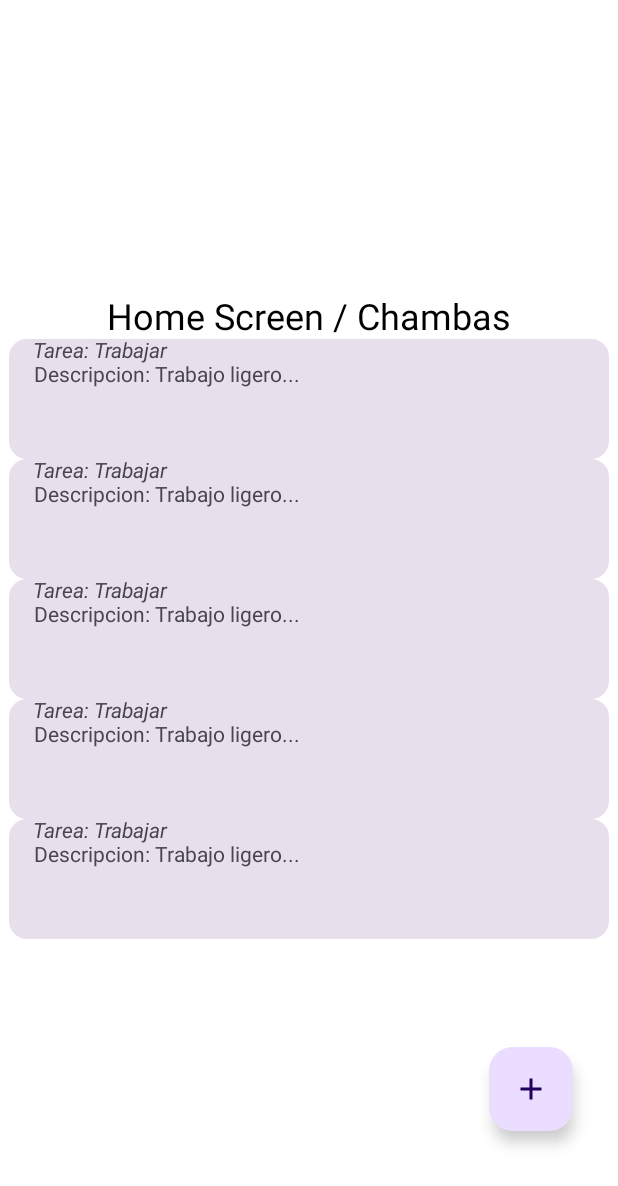
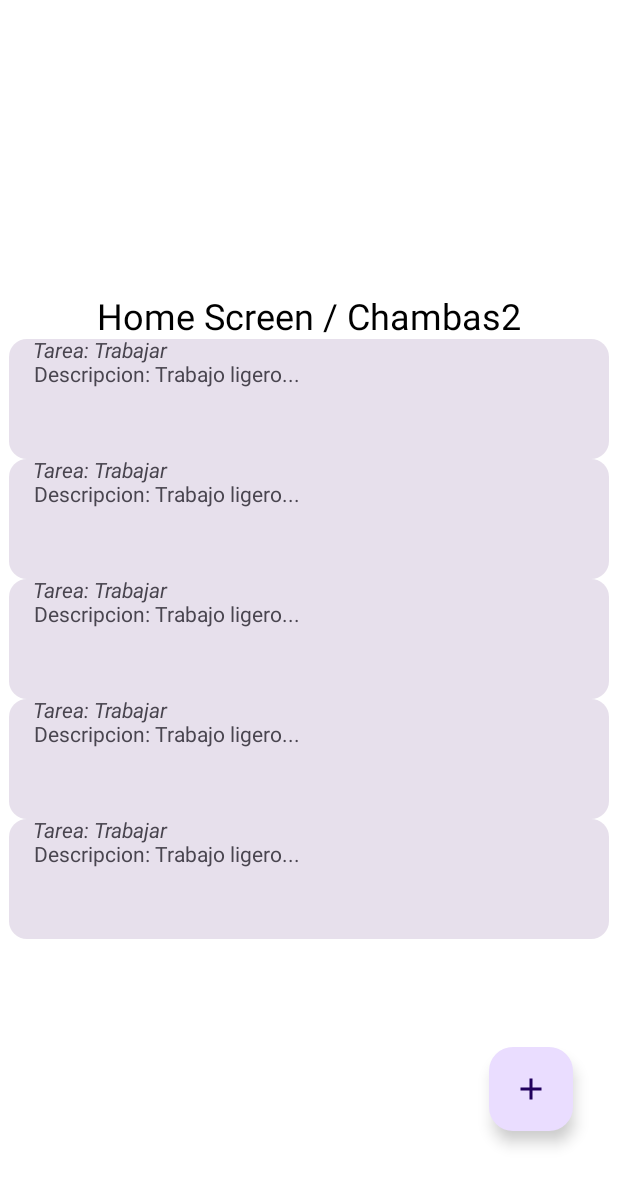
Before and after one commit to void-david/soar-dev, an Android app built with Jetpack Compose: the @Preview function PreviewView, on a phone screen of 412 x 824 dp. Shown: the top 1186 px of the screen. Run offline under Robolectric (Android 15) with nearby library versions, the phone set to English and light mode, and no system bars.

Commit message:
chambas added

```diff
--- a/app/src/main/java/com/example/testing_navigation/MainActivity.kt
+++ b/app/src/main/java/com/example/testing_navigation/MainActivity.kt
@@ -53,7 +53,7 @@ fun HomeScreen(navController: NavController) {
         horizontalAlignment = Alignment.CenterHorizontally,
         verticalArrangement = Arrangement.Center
     ) {
-        Text(text = "Home Screen / Chambas", fontSize = 24.sp)
+        Text(text = "Home Screen / Chambas2", fontSize = 24.sp)
         for(i in 1..n){
         Card(
             onClick = {navController.navigate("detail_screen")},
```
